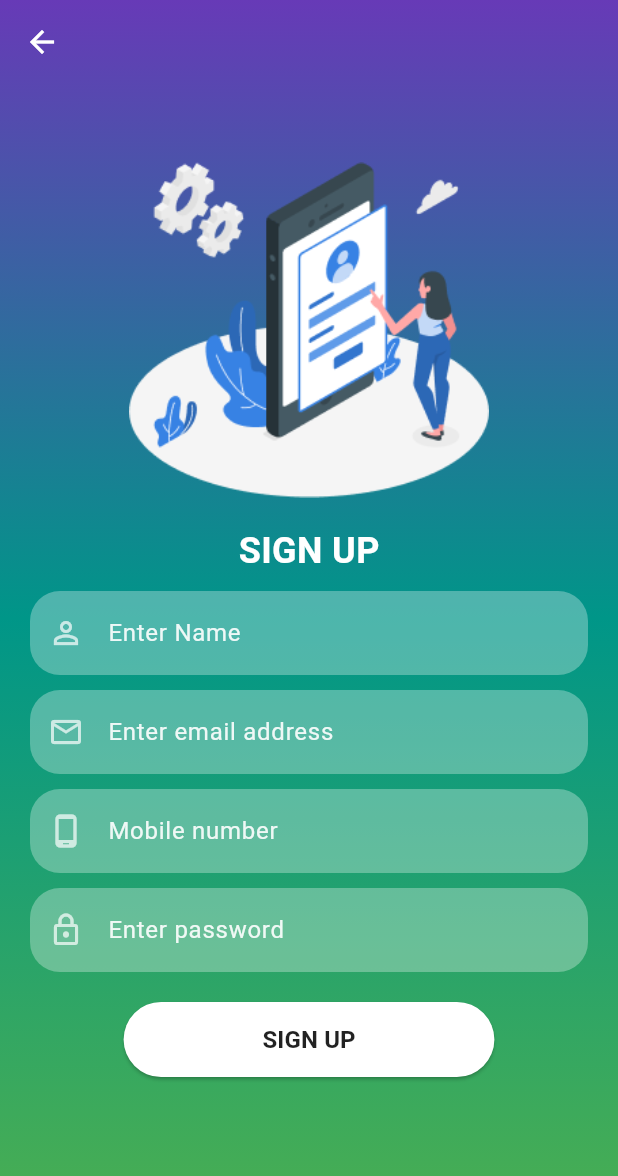
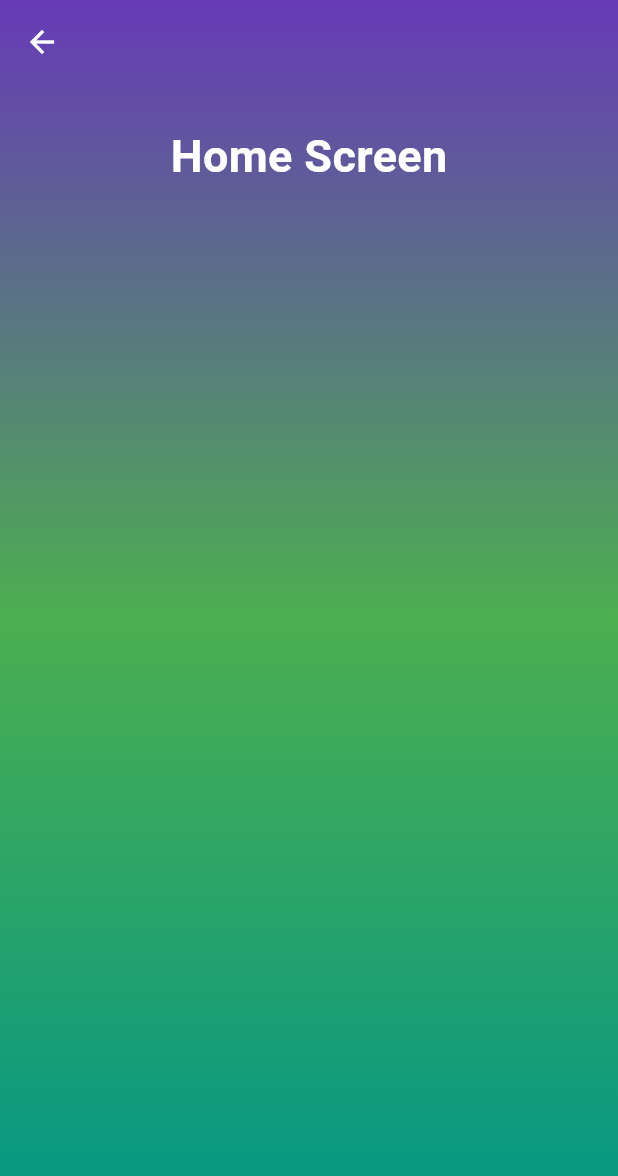
Before and after one commit to nishadadilshan/MobileLoginApplication, a Flutter app: the SignUpScreen screen opened directly, after a tap on "SIGN UP", on a phone screen of 412 x 824 dp. Shown: the top 1176 px of the screen. Run offline on Flutter 3.47's test engine with Material 2 defaults, Android fonts, the phone set to English and light mode, and no system bars.

Commit message:
created home screen for sign up

```diff
--- a/lib/Screens/home_screen.dart
+++ b/lib/Screens/home_screen.dart
@@ -0,0 +1,49 @@
+import 'package:flutter/material.dart';
+
+class HomeScreen extends StatefulWidget {
+  const HomeScreen({super.key});
+
+  @override
+  State<HomeScreen> createState() => _HomeScreenState();
+}
+
+class _HomeScreenState extends State<HomeScreen> {
+  @override
+  Widget build(BuildContext context) {
+    return Scaffold(
+      extendBodyBehindAppBar: true,
+      appBar: AppBar(
+        foregroundColor: Colors.white,
+        backgroundColor: Colors.transparent,
+        elevation: 0,
+      ),
+      body: Container(
+        width: MediaQuery.of(context).size.width,
+        height: MediaQuery.of(context).size.height,
+        decoration: const BoxDecoration(
+            gradient: LinearGradient(colors: [
+          Colors.deepPurple,
+          Colors.green,
+          Colors.teal,
+        ], begin: Alignment.topCenter, end: Alignment.bottomCenter)),
+        child: SingleChildScrollView(
+          child: Padding(
+            padding: EdgeInsets.fromLTRB(
+                (20), MediaQuery.of(context).size.height * 0.1, 20, 0),
+            child: const Column(
+              children: [
+                Text(
+                  "Home Screen",
+                  style: TextStyle(
+                      fontSize: 30,
+                      fontWeight: FontWeight.bold,
+                      color: Colors.white),
+                ),
+              ],
+            ),
+          ),
+        ),
+      ),
+    );
+  }
+}
--- a/lib/Screens/signin_screen.dart
+++ b/lib/Screens/signin_screen.dart
@@ -65,7 +65,7 @@ class _SignInScreenState extends State<SignInScreen> {
   }
 
   Row signUpOption() {
-    return Row(
+    return  Row(
       mainAxisAlignment: MainAxisAlignment.center,
       children: [
         const Text(
--- a/lib/Screens/signup_screen.dart
+++ b/lib/Screens/signup_screen.dart
@@ -1,4 +1,5 @@
 import 'package:flutter/material.dart';
+import 'package:logginapplication/Screens/home_screen.dart';
 import 'package:logginapplication/reusable_widgets/logo_widget.dart';
 import 'package:logginapplication/reusable_widgets/signinloginbutton_widget.dart';
 import 'package:logginapplication/reusable_widgets/textFeild_widget.dart';
@@ -25,13 +26,6 @@ class _SignUpScreenState extends State<SignUpScreen> {
         foregroundColor: Colors.white,
         backgroundColor: Colors.transparent,
         elevation: 0,
-        // title: const Text(
-        //   "SIGN UP",
-        //   style: TextStyle(
-        //     fontWeight: FontWeight.bold,
-        //     fontSize: 24,
-        //   ),
-        // ),
       ),
       body: Container(
         width: MediaQuery.of(context).size.width,
@@ -80,7 +74,7 @@ class _SignUpScreenState extends State<SignUpScreen> {
                   height: 10,
                 ),
                 signInSignUpButton(context, false, (){
-                  print("Sign up pressed");
+                  Navigator.push(context, MaterialPageRoute(builder: (context) => HomeScreen()));
                 })
               ],
             ),
```
Also changed, not shown: lib/reusable_widgets/textFeild_widget.dart (+6 -3 lines).
